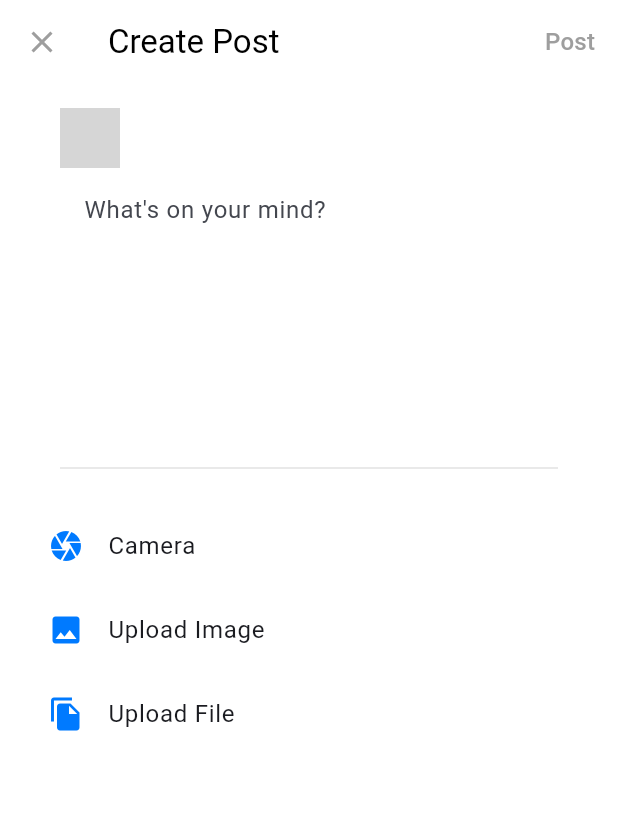
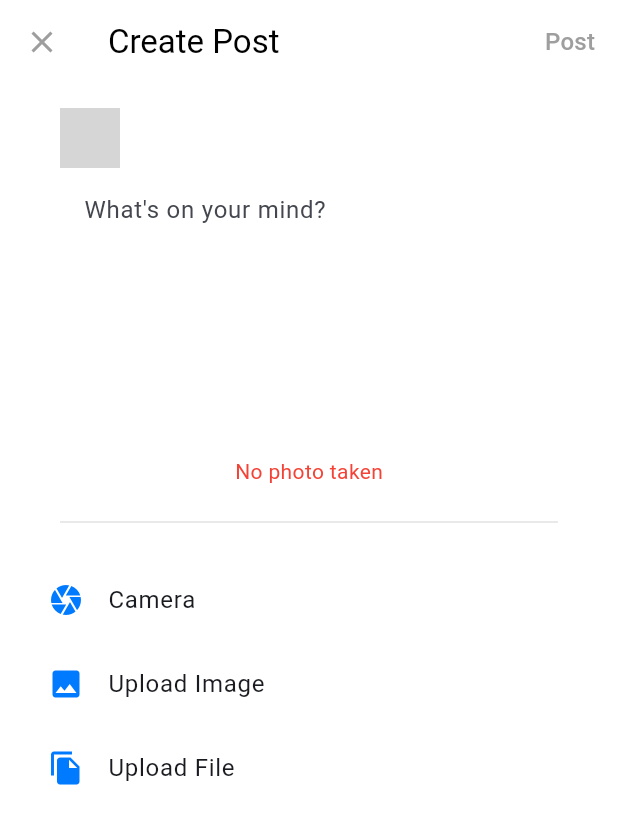
Before and after one commit to TarekAlabd/Social-Media-App-Flutter-Course, a Flutter app: the CreatePostPage screen opened directly, after a tap on "Camera", on a phone screen of 412 x 824 dp. Shown: the top 824 px of the screen. Run offline on Flutter 3.47's test engine with Material 3 defaults, Android fonts, the phone set to English and light mode, and no system bars; our stand-ins replace cached_network_image, file_picker, flutter_bloc, image_picker, persistent_bottom_nav_bar_v2, supabase_flutter; accounts and stored records are empty; network calls fail; grey boxes are pictures that could not be loaded.

Commit message:
feat: add images and files

```diff
--- /dev/null
+++ b/lib/core/services/file_pickers_services.dart
@@ -0,0 +1,37 @@
+import 'package:file_picker/file_picker.dart';
+import 'package:image_picker/image_picker.dart';
+
+class FilePickersServices {
+  final ImagePicker _imagePicker = ImagePicker();
+
+  Future<XFile?> pickImage() async {
+    final XFile? image = await _imagePicker.pickImage(
+      source: ImageSource.gallery,
+    );
+    if (image != null) {
+      return image;
+    }
+    return null;
+  }
+
+  Future<XFile?> takePhoto() async {
+    final XFile? photo = await _imagePicker.pickImage(
+      source: ImageSource.camera,
+    );
+    if (photo != null) {
+      return photo;
+    }
+    return null;
+  }
+
+  Future<XFile?> pickFile() async {
+    final FilePickerResult? file = await FilePicker.platform.pickFiles(
+      type: FileType.any,
+      allowMultiple: false,
+    );
+    if (file != null && file.files.isNotEmpty) {
+      return XFile(file.files.first.path!);
+    }
+    return null;
+  }
+}
--- a/lib/features/home/cubit/home_cubit.dart
+++ b/lib/features/home/cubit/home_cubit.dart
@@ -1,7 +1,9 @@
 import 'dart:io';
 
 import 'package:flutter_bloc/flutter_bloc.dart';
+import 'package:image_picker/image_picker.dart';
 import 'package:social_media_app/core/services/core_auth_services.dart';
+import 'package:social_media_app/core/services/file_pickers_services.dart';
 import 'package:social_media_app/features/auth/models/user_data.dart';
 import 'package:social_media_app/features/home/models/post_model.dart';
 import 'package:social_media_app/features/home/models/post_request_body.dart';
@@ -15,16 +17,10 @@ class HomeCubit extends Cubit<HomeState> {
 
   final homeServices = HomeServices();
   final coreAuthServices = CoreAuthServices();
+  final filePickerServices = FilePickersServices();
 
-  Future<void> fetchInitialCreatePost() async {
-    emit(FetchingUserData());
-    final currentUser = await coreAuthServices.getCurrentUserData();
-    if (currentUser == null) {
-      emit(PostCreateError("User not authenticated"));
-      return;
-    }
-    emit(PostCreatingInitial(currentUser: currentUser));
-  }
+  XFile? currentImage;
+  XFile? currentFile;
 
   Future<void> fetchStories() async {
     emit(StoriesLoading());
@@ -65,11 +61,14 @@ class HomeCubit extends Cubit<HomeState> {
     }
   }
 
-  Future<void> createPost({
-    required String text,
-    File? image,
-    File? file,
-  }) async {
+  Future<void> refresh() async {
+    await fetchStories();
+    await fetchPosts();
+  }
+
+  /// Create Post Page Functions
+
+  Future<void> createPost({required String text}) async {
     emit(PostCreating());
     try {
       final currentUser = await coreAuthServices.getCurrentUserData();
@@ -80,8 +79,8 @@ class HomeCubit extends Cubit<HomeState> {
       final post = PostRequestBody(
         text: text,
         authorId: currentUser.id,
-        image: image,
-        file: file,
+        image: currentImage != null ? File(currentImage!.path) : null,
+        file: currentFile != null ? File(currentFile!.path) : null,
       );
       await homeServices.addPost(post);
       emit(PostCreated());
@@ -90,8 +89,58 @@ class HomeCubit extends Cubit<HomeState> {
     }
   }
 
-  Future<void> refresh() async {
-    await fetchStories();
-    await fetchPosts();
+  Future<void> fetchInitialCreatePost() async {
+    emit(FetchingUserData());
+    final currentUser = await coreAuthServices.getCurrentUserData();
+    if (currentUser == null) {
+      emit(PostCreateError("User not authenticated"));
+      return;
+    }
+    emit(PostCreatingInitial(currentUser: currentUser));
+  }
+
+  Future<void> pickImage() async {
+    emit(ImagePicking());
+    try {
+      final image = await filePickerServices.pickImage();
+      if (image != null) {
+        currentImage = image;
+        emit(ImagePicked(image));
+      } else {
+        emit(ImagePickedError("No image selected"));
+      }
+    } catch (e) {
+      emit(ImagePickedError(e.toString()));
+    }
+  }
+
+  Future<void> takePhoto() async {
+    emit(ImagePicking());
+    try {
+      final photo = await filePickerServices.takePhoto();
+      if (photo != null) {
+        currentImage = photo;
+        emit(ImagePicked(photo));
+      } else {
+        emit(ImagePickedError("No photo taken"));
+      }
+    } catch (e) {
+      emit(ImagePickedError(e.toString()));
+    }
+  }
+
+  Future<void> pickFile() async {
+    emit(FilePicking());
+    try {
+      final file = await filePickerServices.pickFile();
+      if (file != null) {
+        currentFile = file;
+        emit(FilePicked(file));
+      } else {
+        emit(FilePickedError("No file selected"));
+      }
+    } catch (e) {
+      emit(FilePickedError(e.toString()));
+    }
   }
 }
--- a/lib/features/home/cubit/home_state.dart
+++ b/lib/features/home/cubit/home_state.dart
@@ -58,3 +58,31 @@ final class PostCreateError extends HomeState {
 
   const PostCreateError(this.message);
 }
+
+final class ImagePicking extends HomeState {}
+
+final class ImagePicked extends HomeState {
+  final XFile image;
+
+  const ImagePicked(this.image);
+}
+
+final class ImagePickedError extends HomeState {
+  final String message;
+
+  const ImagePickedError(this.message);
+}
+
+final class FilePicking extends HomeState {}
+
+final class FilePicked extends HomeState {
+  final XFile file;
+
+  const FilePicked(this.file);
+}
+
+final class FilePickedError extends HomeState {
+  final String message;
+
+  const FilePickedError(this.message);
+}
--- a/lib/features/home/views/pages/create_post_page.dart
+++ b/lib/features/home/views/pages/create_post_page.dart
@@ -1,3 +1,5 @@
+import 'dart:io';
+
 import 'package:cached_network_image/cached_network_image.dart';
 import 'package:flutter/material.dart';
 import 'package:flutter_bloc/flutter_bloc.dart';
@@ -29,7 +31,6 @@ class _CreatePostPageState extends State<CreatePostPage> {
   void dispose() {
     _textController.removeListener(() {});
     _textController.dispose();
-    homeCubit.close();
     super.dispose();
   }
 
@@ -66,8 +67,11 @@ class _CreatePostPageState extends State<CreatePostPage> {
                     current is PostCreated,
             builder: (context, state) {
               if (state is PostCreating) {
-                return const Center(
+                return Padding(
+                  padding: const EdgeInsets.symmetric(horizontal: 8.0),
+                  child: const Center(
                     child: CircularProgressIndicator.adaptive(),
+                  ),
                 );
               }
               return TextButton(
@@ -90,6 +94,7 @@ class _CreatePostPageState extends State<CreatePostPage> {
       ),
       body: Padding(
         padding: const EdgeInsets.all(16.0),
+        child: SingleChildScrollView(
           child: Column(
             children: [
               Padding(
@@ -112,15 +117,19 @@ class _CreatePostPageState extends State<CreatePostPage> {
                             children: [
                               CircleAvatar(
                                 radius: 20,
-                              backgroundImage: currentUser.imageUrl != null ? CachedNetworkImageProvider(
+                                backgroundImage:
+                                    currentUser.imageUrl != null
+                                        ? CachedNetworkImageProvider(
                                           currentUser.imageUrl!,
-                              ) : null,
+                                        )
+                                        : null,
                               ),
                               const SizedBox(width: 16),
                               Expanded(
                                 child: Text(
                                   currentUser.name,
-                                style: Theme.of(context).textTheme.titleMedium,
+                                  style:
+                                      Theme.of(context).textTheme.titleMedium,
                                 ),
                               ),
                             ],
@@ -144,6 +153,64 @@ class _CreatePostPageState extends State<CreatePostPage> {
                         ),
                       ),
                     ),
+                    const SizedBox(height: 16),
+                    BlocBuilder<HomeCubit, HomeState>(
+                      bloc: homeCubit,
+                      buildWhen:
+                          (previous, current) =>
+                              current is ImagePicked ||
+                              current is ImagePickedError ||
+                              current is ImagePicking,
+                      builder: (context, state) {
+                        if (state is ImagePicked) {
+                          return Image.file(
+                            File(state.image.path),
+                            height: 200,
+                            width: double.infinity,
+                            fit: BoxFit.cover,
+                          );
+                        } else if (state is ImagePickedError) {
+                          return Text(
+                            state.message,
+                            style: const TextStyle(color: AppColors.red),
+                          );
+                        } else if (state is ImagePicking) {
+                          return const Center(
+                            child: CircularProgressIndicator.adaptive(),
+                          );
+                        }
+                        return const SizedBox.shrink();
+                      },
+                    ),
+                    BlocBuilder<HomeCubit, HomeState>(
+                      bloc: homeCubit,
+                      buildWhen:
+                          (previous, current) =>
+                              current is FilePicked ||
+                              current is FilePickedError ||
+                              current is FilePicking,
+                      builder: (context, state) {
+                        if (state is FilePicked) {
+                          return ListTile(
+                            leading: const Icon(
+                              Icons.file_present,
+                              color: AppColors.primary,
+                            ),
+                            title: Text(state.file.name),
+                          );
+                        } else if (state is FilePickedError) {
+                          return Text(
+                            state.message,
+                            style: const TextStyle(color: Colors.red),
+                          );
+                        } else if (state is FilePicking) {
+                          return const Center(
+                            child: CircularProgressIndicator.adaptive(),
+                          );
+                        }
+                        return const SizedBox.shrink();
+                      },
+                    ),
                   ],
                 ),
               ),
@@ -155,15 +222,15 @@ class _CreatePostPageState extends State<CreatePostPage> {
                   ListTile(
                     leading: const Icon(Icons.camera, color: AppColors.primary),
                     title: const Text('Camera'),
-                  onTap: () {
-                    // Handle add photos logic here
+                    onTap: () async {
+                      await homeCubit.takePhoto();
                     },
                   ),
                   ListTile(
                     leading: const Icon(Icons.image, color: AppColors.primary),
                     title: const Text('Upload Image'),
-                  onTap: () {
-                    // Handle add video logic here
+                    onTap: () async {
+                      await homeCubit.pickImage();
                     },
                   ),
                   ListTile(
@@ -172,8 +239,8 @@ class _CreatePostPageState extends State<CreatePostPage> {
                       color: AppColors.primary,
                     ),
                     title: const Text('Upload File'),
-                  onTap: () {
-                    // Handle add location logic here
+                    onTap: () async {
+                      await homeCubit.pickFile();
                     },
                   ),
                 ],
@@ -181,6 +248,7 @@ class _CreatePostPageState extends State<CreatePostPage> {
             ],
           ),
         ),
+      ),
     );
   }
 }
--- a/pubspec.yaml
+++ b/pubspec.yaml
@@ -10,9 +10,11 @@ environment:
 dependencies:
   cached_network_image: ^3.4.1
   cupertino_icons: ^1.0.8
+  file_picker: ^10.1.9
   flutter:
     sdk: flutter
   flutter_bloc: ^9.1.1
+  image_picker: ^1.1.2
   intl: ^0.20.2
   persistent_bottom_nav_bar_v2: ^6.0.1
   supabase_flutter: ^2.9.0
```
Also changed, not shown: lib/features/home/models/post_request_body.dart (+0 -11 lines), pubspec.lock, 7 other files. Lines whose indentation alone changed are shown as unchanged.
